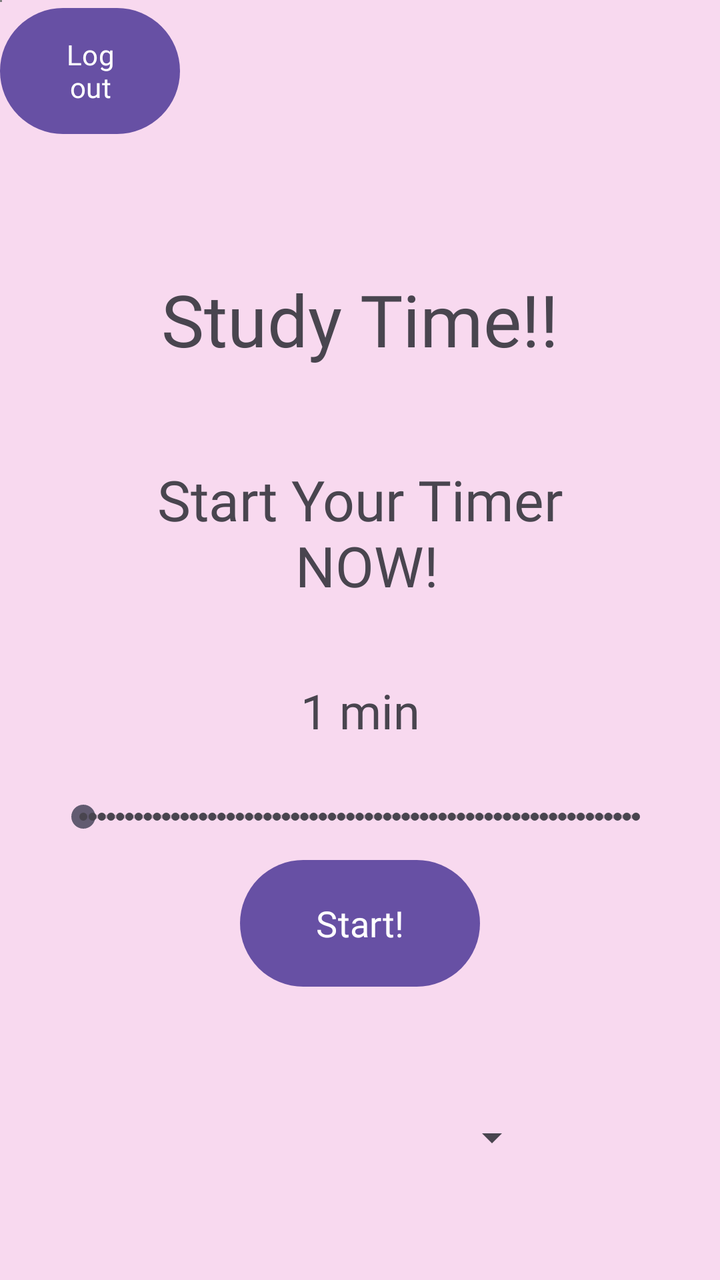
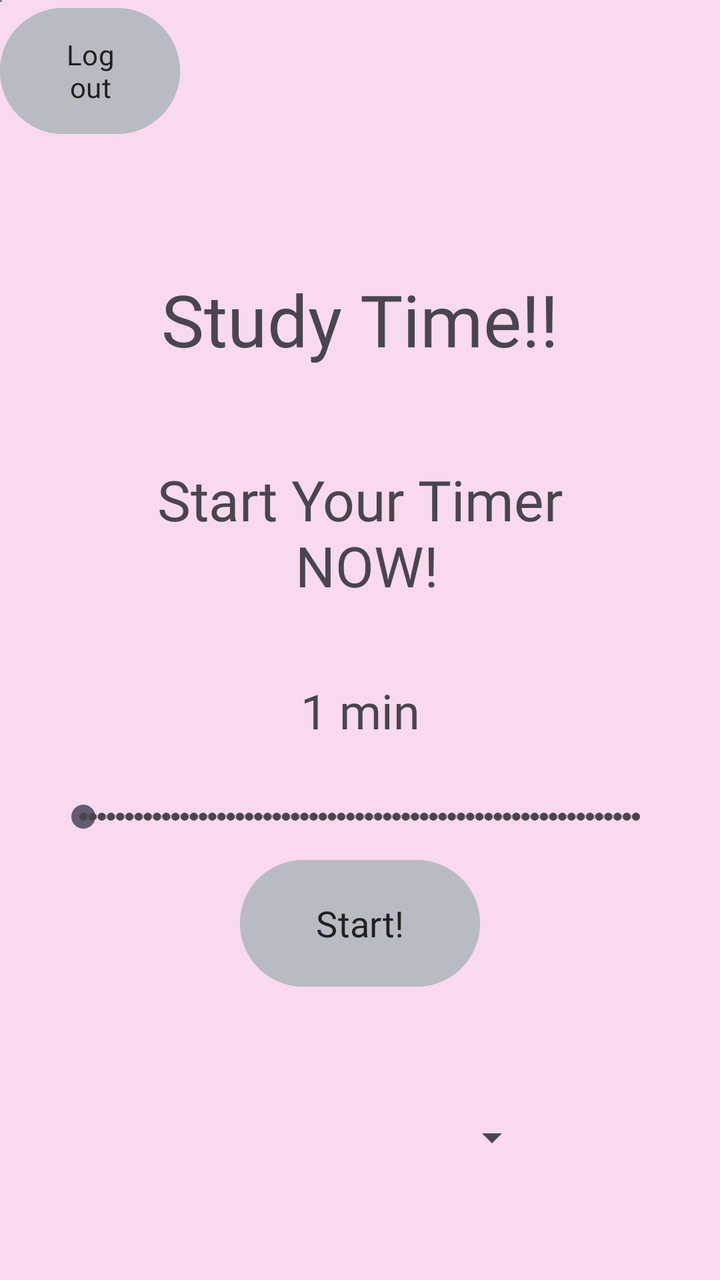

Compare the two renders of this Android layout. The source of the first and the diff that turns it into the second are given below.
<!-- AndroidManifest.xml: application theme Theme.LockInApp -->
<!-- res/layout/study_fragment.xml -->
<?xml version="1.0" encoding="utf-8"?>
<androidx.constraintlayout.widget.ConstraintLayout xmlns:android="http://schemas.android.com/apk/res/android"
    xmlns:app="http://schemas.android.com/apk/res-auto"
    xmlns:tools="http://schemas.android.com/tools"
    android:id="@+id/main"
    android:layout_width="match_parent"
    android:layout_height="match_parent"
    tools:context=".MainStudyActivity">

    <LinearLayout
        android:layout_width="match_parent"
        android:layout_height="match_parent"
        android:background="#F8D9EF"
        android:orientation="vertical">

        <LinearLayout
            android:layout_width="match_parent"
            android:layout_height="0dp"
            android:layout_weight="2"
            android:orientation="horizontal">

            <Button
                android:id="@+id/btnLogOut"
                android:layout_width="0dp"
                android:layout_height="match_parent"
                android:layout_weight="1"
                android:fontFamily="@font/actor"
                android:text="Log out"
                android:textSize="14sp" />

            <Space
                android:layout_width="0dp"
                android:layout_height="match_parent"
                android:layout_weight="3" />
        </LinearLayout>

        <Space
            android:layout_width="wrap_content"
            android:layout_height="0dp"
            android:layout_weight="1" />

        <TextView
            android:id="@+id/textView"
            android:layout_width="match_parent"
            android:layout_height="0dp"
            android:layout_weight="3"
            android:fontFamily="@font/actor"
            android:gravity="center"
            android:text="Study Time!!"
            android:textSize="36sp" />

        <TextView
            android:id="@+id/textView4"
            android:layout_width="match_parent"
            android:layout_height="0dp"
            android:layout_weight="3"
            android:fontFamily="@font/actor"
            android:gravity="center"
            android:text="Start Your Timer\n NOW!"
            android:textSize="28sp" />

        <TextView
            android:id="@+id/tvSelectedTime"
            android:layout_width="match_parent"
            android:layout_height="0dp"
            android:layout_weight="2"
            android:fontFamily="@font/aldrich"
            android:gravity="center"
            android:text="1 min"
            android:textSize="24sp" />

        <LinearLayout
            android:layout_width="match_parent"
            android:layout_height="0dp"
            android:layout_weight="1"
            android:orientation="horizontal">

            <Space
                android:layout_width="wrap_content"
                android:layout_height="wrap_content"
                android:layout_weight="1" />

            <SeekBar
                android:id="@+id/seekBarTime"
                style="@style/Widget.AppCompat.SeekBar.Discrete"
                android:layout_width="0dp"
                android:layout_height="match_parent"
                android:layout_weight="12"
                android:max="60"
                android:progress="0" />

            <Space
                android:layout_width="wrap_content"
                android:layout_height="wrap_content"
                android:layout_weight="1" />
        </LinearLayout>

        <LinearLayout
            android:layout_width="match_parent"
            android:layout_height="0dp"
            android:layout_weight="2"
            android:orientation="horizontal">

            <Space
                android:layout_width="0dp"
                android:layout_height="match_parent"
                android:layout_weight="1" />

            <Button
                android:id="@+id/btnToggleTimer"
                android:layout_width="0dp"
                android:layout_height="match_parent"
                android:layout_weight="1"
                android:fontFamily="@font/actor"
                android:text="Start!"
                android:textSize="18sp" />

            <Space
                android:layout_width="0dp"
                android:layout_height="match_parent"
                android:layout_weight="1" />
        </LinearLayout>

        <Space
            android:layout_width="match_parent"
            android:layout_height="0dp"
            android:layout_weight="1" />

        <LinearLayout
            android:layout_width="match_parent"
            android:layout_height="0dp"
            android:layout_weight="2"
            android:orientation="horizontal">

            <Space
                android:layout_width="0dp"
                android:layout_height="match_parent"
                android:layout_weight="1" />

            <Spinner
                android:id="@+id/spinnerSubjects"
                android:layout_width="0dp"
                android:layout_height="match_parent"
                android:layout_weight="2" />

            <Space
                android:layout_width="0dp"
                android:layout_height="match_parent"
                android:layout_weight="1" />
        </LinearLayout>

        <Space
            android:layout_width="match_parent"
            android:layout_height="0dp"
            android:layout_weight="1" />

    </LinearLayout>

    <androidx.camera.view.PreviewView
        android:id="@+id/cameraPreview"
        android:layout_width="1dp"
        android:layout_height="1dp"
        android:visibility="visible"
        app:layout_constraintTop_toTopOf="parent"
        app:layout_constraintStart_toStartOf="parent"/>

</androidx.constraintlayout.widget.ConstraintLayout>
<!-- resources referenced by this layout -->
<resources>
  <style name="Theme.LockInApp" parent="Base.Theme.LockInApp" />
  <style name="Base.Theme.LockInApp" parent="Theme.Material3.DayNight.NoActionBar">
          
          
      </style>
</resources>

<!-- the commit's change to res/layout/study_fragment.xml (unified diff, before → after) -->
@@ -26,7 +26,9 @@
                 android:layout_weight="1"
                 android:fontFamily="@font/actor"
                 android:text="Log out"
-                android:textSize="14sp" />
+                android:textSize="14sp"
+                android:backgroundTint="#B9BBC3"
+                android:textColor="#212121" />
 
             <Space
                 android:layout_width="0dp"
@@ -113,7 +115,9 @@
                 android:layout_weight="1"
                 android:fontFamily="@font/actor"
                 android:text="Start!"
-                android:textSize="18sp" />
+                android:textSize="18sp"
+                android:backgroundTint="#B9BBC3"
+                android:textColor="#212121" />
 
             <Space
                 android:layout_width="0dp"
